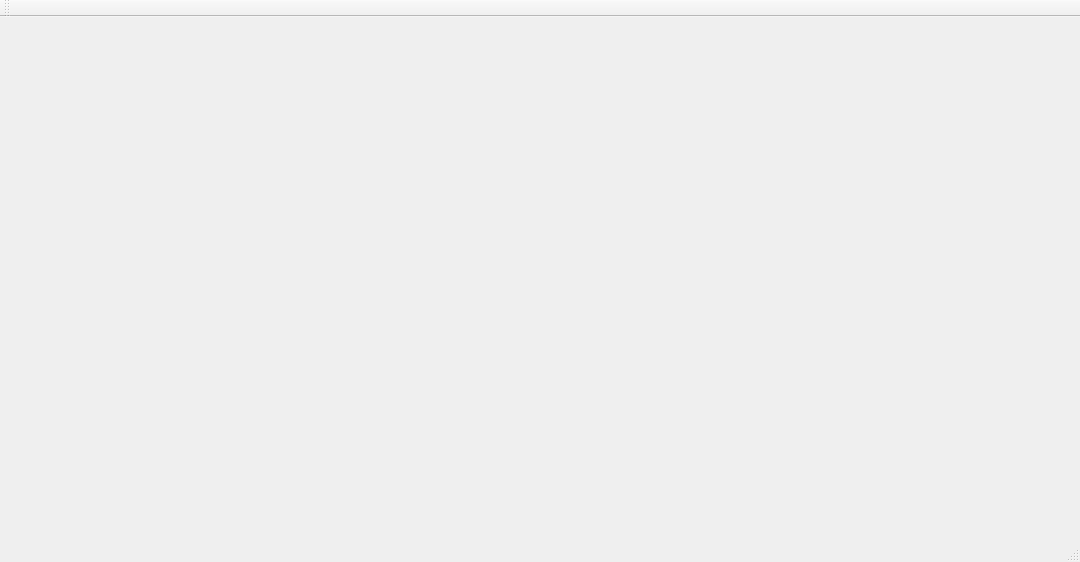
mkrufky/libdvbtee, file teev-qt/mainwindow.ui: the form before one commit.
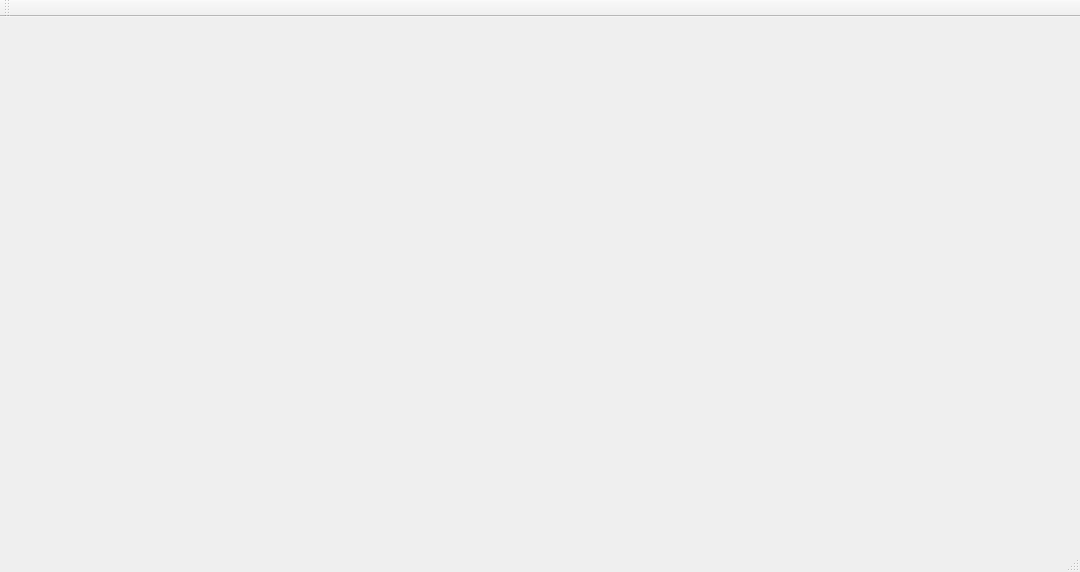
The form after the commit.

Commit message: teev: add 'refresh' button for debug

Patch:
```diff
--- a/teev-qt/mainwindow.ui
+++ b/teev-qt/mainwindow.ui
@@ -6,7 +6,7 @@
     <x>0</x>
     <y>0</y>
     <width>1080</width>
-    <height>562</height>
+    <height>572</height>
    </rect>
   </property>
   <property name="windowTitle" >
```
The commit also changes 2 other files.
